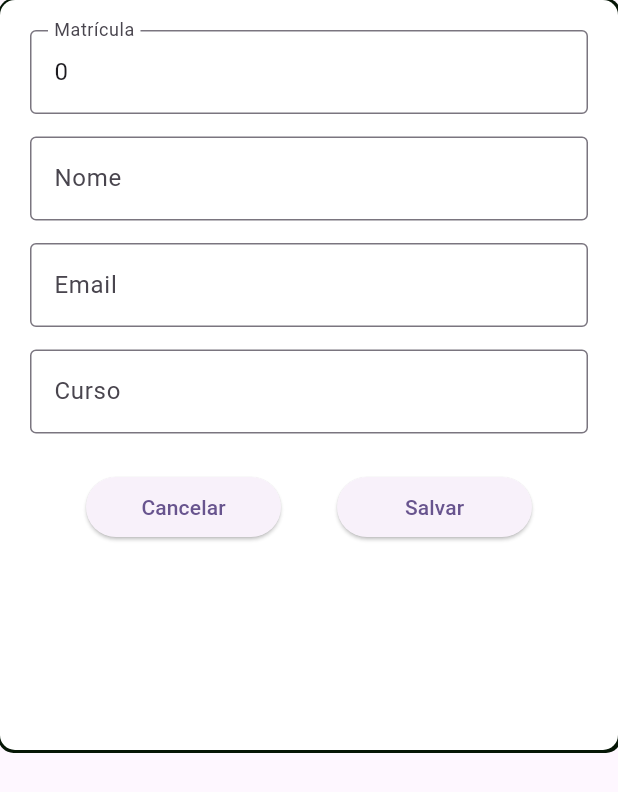
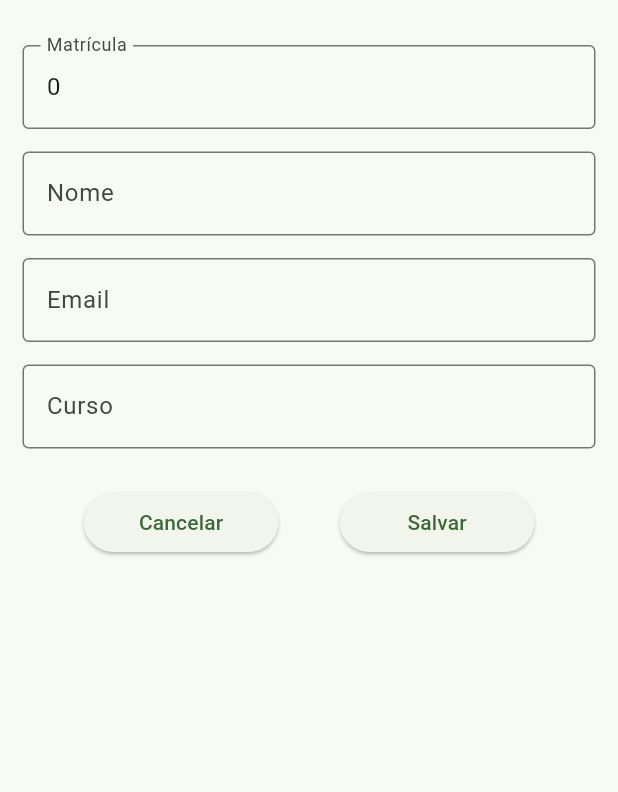
Before and after one commit to wilker57/Projeto-Flutter, a Flutter app: the EstudanteEditPage screen opened directly with empty values, on a phone screen of 412 x 824 dp. Shown: the top 792 px of the screen. Run offline on Flutter 3.47's test engine with Material 3 defaults, Android fonts, the phone set to English and light mode, and no system bars; our stand-ins replace fluttertoast, image_picker, shared_preferences, sqflite; accounts and stored records are empty.

Commit message:
Refatoração codigo Libraries

```diff
--- a/flutter/crud/lib/core/custom_textformfield.dart
+++ b/flutter/crud/lib/core/custom_textformfield.dart
@@ -0,0 +1,25 @@
+import 'package:flutter/material.dart';
+
+class CustomTextFormField extends StatelessWidget {
+  const CustomTextFormField({
+    super.key,
+    required this.validacao,
+    required this.label,
+    required this.controller,
+  });
+
+  final TextEditingController controller;
+  final String validacao;
+  final Text label;
+  @override
+  Widget build(BuildContext context) {
+    return TextFormField(
+      validator: (value) => value!.isEmpty ? validacao : null,
+      controller: controller,
+      decoration: InputDecoration(
+        label: label,
+        border: OutlineInputBorder(borderSide: BorderSide(width: 1)),
+      ),
+    );
+  }
+}
--- /dev/null
+++ b/flutter/crud/lib/core/tema_preferences.dart
@@ -0,0 +1,15 @@
+import 'package:shared_preferences/shared_preferences.dart';
+
+class TemaPreferences {
+  static const keyTheme = "tema";
+
+  setTheme(bool value) async {
+    SharedPreferences sharedPreferences = await SharedPreferences.getInstance();
+    sharedPreferences.setBool(keyTheme, value);
+  }
+
+  getTheme() async {
+    SharedPreferences sharedPreferences = await SharedPreferences.getInstance();
+    return sharedPreferences.getBool(keyTheme) ?? false;
+  }
+}
--- a/flutter/crud/lib/core/tema_provider.dart
+++ b/flutter/crud/lib/core/tema_provider.dart
@@ -1,22 +1,61 @@
+import 'package:crud/core/tema_preferences.dart';
 import 'package:flutter/material.dart';
 
 class TemaProvider extends ChangeNotifier {
-  ThemeData _temaAtual = lightTheme;
+  ThemeData _currentTheme = lightTheme;
 
-  ThemeData get temaAtual => _temaAtual;
+  late bool _isDark;
+  late TemaPreferences _preferences;
 
-  void alternarTema() {
-    _temaAtual = _temaAtual.brightness == Brightness.dark ? lightTheme : darkTheme;
+  bool get isDark => _isDark;
+
+  ThemeData get currentTheme => _currentTheme;
+
+  TemaProvider() {
+    _isDark = false;
+    _preferences = TemaPreferences();
+    getPreferences();
+  }
+  void trocarTema() {
+    _currentTheme = _currentTheme == lightTheme ? darkTheme : lightTheme;
+    _isDark = _currentTheme == lightTheme ? true : false;
+    _preferences.setTheme(_isDark);
+    // temaEscuro();
+    notifyListeners();
+  }
+
+  // bool temaEscuro() {
+  //   _isDark = _currentTheme == lightTheme ? true : false;
+  //   return _currentTheme == ThemeData.dark() ? true : false;
+  // }
+
+  //Switching the themes
+  set isDark(bool value) {
+    _isDark = value;
+    _preferences.setTheme(value);
+    notifyListeners();
+  }
+
+  getPreferences() async {
+    _isDark = await _preferences.getTheme();
     notifyListeners();
   }
 }
 
-final lightTheme = ThemeData(
+final ThemeData lightTheme = ThemeData(
   brightness: Brightness.light,
-  colorSchemeSeed: const Color.fromARGB(255, 6, 123, 53),
+  colorSchemeSeed: const Color.fromARGB(255, 4, 81, 16),
+  // appBarTheme: AppBarTheme(
+  //   backgroundColor: Color.fromARGB(255, 217, 238, 211),
+  //   // foregroundColor: Color.fromARGB(255, 100, 81, 177),
+  // ),
 );
 
-final darkTheme = ThemeData(
+final ThemeData darkTheme = ThemeData(
   brightness: Brightness.dark,
-  colorSchemeSeed: const Color.fromARGB(255, 12, 12, 12),
+  colorScheme: ColorScheme.dark(primary: Colors.black, secondary: Colors.grey),
+  appBarTheme: AppBarTheme(
+    backgroundColor: Colors.black,
+    foregroundColor: Colors.grey,
+  ),
 );
--- a/flutter/crud/lib/estudante/models/estudante.dart
+++ b/flutter/crud/lib/estudante/models/estudante.dart
@@ -1,44 +1,47 @@
-//Classe de dados para ser utilizado como DTO
-class Estudante{
-
+//classe de dados para ser utilizado como DTO
+class Estudante {
   int? id;
   int? matricula;
   String? nome;
   String? curso;
   String? email;
+  String? imagem;
 
-  Estudante({this.id, this.matricula, this.curso, this.nome, this.email});
+  Estudante({
+    this.id,
+    this.matricula,
+    this.curso,
+    this.nome,
+    this.email,
+    this.imagem,
+  });
 
-  //método para converter uma coleção do tipo MAPA
-  //onde esla coleção é compatível como o formato JSON
-
-  Map<String, dynamic> toMap(){
-
-    return{
+  //método para converter para uma coleção do tipo MAPA
+  //onde esta coleção é compátivel com o formato JSON
+  Map<String, dynamic> toMap() {
+    return {
       'id': id,
       'matricula': matricula,
       'nome': nome,
       'curso': curso,
-      'email': email,
-
+      "email": email,
+      'imagem': imagem,
     };
   }
 
-  //método para receber dados de alguma entidade (banco de dados)
-  //para ser utilizado dem alguma regra de negócio
+  //Método para receber dados de alguma entidade (banco de dados)
+  //para ser utilizado em alguma regra de negócio
 
-  factory Estudante.fromMap(Map<String, dynamic> map){
-
+  //método para converte variáveis de instância em uma
+  //coleção do tipo MAPA COMPÁTIVEL COM O JSON
+  factory Estudante.fromMap(Map<String, dynamic> map) {
     return Estudante(
-
       id: map['id'],
       curso: map['curso'],
+      email: map['email'],
       matricula: map['matricula'],
-      email: map['email'],
       nome: map['nome'],
-
+      imagem: map['imagem'],
     );
-
   }
-
 }
--- a/flutter/crud/lib/estudante/pages/estudante_edit_page.dart
+++ b/flutter/crud/lib/estudante/pages/estudante_edit_page.dart
@@ -1,10 +1,9 @@
+import 'package:crud/core/custom_textformfield.dart';
 import 'package:crud/estudante/models/estudante.dart';
+import 'package:crud/estudante/mvvm/estudante_view_model.dart';
 import 'package:flutter/material.dart';
 import 'package:fluttertoast/fluttertoast.dart';
-import 'package:provider/provider.dart' show Consumer;
-
-import '../mvvm/estudante_view_model.dart';
-
+import 'package:provider/provider.dart';
 
 class EstudanteEditPage extends StatelessWidget {
   EstudanteEditPage(this.est, {super.key});
@@ -12,20 +11,14 @@ class EstudanteEditPage extends StatelessWidget {
 
   @override
   Widget build(BuildContext context) {
-
-  //Estudante est = Estudante();
-
     TextEditingController matricula = TextEditingController();
     TextEditingController nome = TextEditingController();
     TextEditingController email = TextEditingController();
     TextEditingController curso = TextEditingController();
-    //preenchendo os campos textos com os dados do estudante
-    //a ser editado
     matricula.text = est.matricula.toString();
     nome.text = est.nome!;
     email.text = est.email!;
     curso.text = est.curso!;
-
     //variável "formKey" é auxiliar de controle de conteúdo do
     //formulário onde se encontram os campos textos a serem validados
     var formKey = GlobalKey<FormState>();
@@ -34,73 +27,37 @@ class EstudanteEditPage extends StatelessWidget {
       builder: (context, viewModel, child) {
         return SafeArea(
           child: Scaffold(
-            body: Container(
-              padding: EdgeInsets.only(top: 20, left: 20, right: 20, bottom: 10),
-              height: 500,
-              decoration: BoxDecoration(
-                color: Colors.white,
-                borderRadius: BorderRadius.circular(10),
-                boxShadow: [
-                  BoxShadow(
-                    color: Color.fromARGB(255, 6, 22, 6),
-                    offset: Offset(0.5, 0.5),
-                    spreadRadius: 1.5,
-                  ),
-                ],
-              ),
-              child: Form(
-                key: formKey,
+            body: Form(
+              key: formKey,
+              child: Padding(
+                padding: const EdgeInsets.symmetric(
+                  vertical: 30.0,
+                  horizontal: 15,
+                ),
                 child: Column(
                   children: [
-                    TextFormField(
-                      validator: (value) => value!.isEmpty
-                          ? 'Campo matrícula é obrigatório!!!!'
-                          : null,
+                    CustomTextFormField(
+                      label: Text('Matrícula'),
+                      validacao: 'A matrícula é obrigatória!!!',
                       controller: matricula,
-                      decoration: InputDecoration(
-                        label: Text('Matrícula'),
-                        border: OutlineInputBorder(
-                          borderSide: BorderSide(width: 1),
-                        ),
-                      ),
                     ),
                     SizedBox(height: 15),
-                    TextFormField(
-                      validator: (value) =>
-                          value!.isEmpty ? 'Nome não pode ficar vazio' : null,
+                    CustomTextFormField(
+                      label: Text('Nome'),
+                      validacao: 'O nome não pode ficar vazio!!!',
                       controller: nome,
-                      decoration: InputDecoration(
-                        label: Text('Nome'),
-                        border: OutlineInputBorder(
-                          borderSide: BorderSide(width: 1),
-                        ),
-                      ),
                     ),
                     SizedBox(height: 15),
-                    TextFormField(
-                      validator: (value) =>
-                          value!.isEmpty ? 'Email não pode ficar vazio' : null,
-
+                    CustomTextFormField(
+                      label: Text('Email'),
+                      validacao: 'O email não pode ficar vazio!!!',
                       controller: email,
-                      decoration: InputDecoration(
-                        label: Text('Email'),
-                        border: OutlineInputBorder(
-                          borderSide: BorderSide(width: 1),
-                        ),
-                      ),
                     ),
                     SizedBox(height: 15),
-                    TextFormField(
-                      validator: (value) =>
-                          value!.isEmpty ? 'Curso não pode ficar vazio' : null,
-
+                    CustomTextFormField(
+                      label: Text('Curso'),
+                      validacao: 'O curso não pode ficar vazio!!!',
                       controller: curso,
-                      decoration: InputDecoration(
-                        label: Text('Curso'),
-                        border: OutlineInputBorder(
-                          borderSide: BorderSide(width: 1),
-                        ),
-                      ),
                     ),
                     SizedBox(height: 25),
                     Row(
@@ -124,7 +81,9 @@ class EstudanteEditPage extends StatelessWidget {
                                 est.matricula = int.parse(matricula.text);
                                 est.email = email.text;
                                 est.curso = curso.text;
-                                bool ok = await viewModel.adicionarEstudante(est);
+                                bool ok = await viewModel.atualizarEstudante(
+                                  est,
+                                );
                                 if (ok) {
                                   // ScaffoldMessenger.of(context).showSnackBar(
                                   //   SnackBar(
@@ -136,9 +95,11 @@ class EstudanteEditPage extends StatelessWidget {
                                   //   ),
                                   // );
                                   myToastDialog(
+                                    backgroundColor: Colors.green,
                                     msg:
                                         'Dados do estudante foram gravados com sucesso',
                                   );
+                                  Navigator.of(context).pop();
                                 } else {
                                   // ScaffoldMessenger.of(context).showSnackBar(
                                   //   SnackBar(
@@ -157,7 +118,6 @@ class EstudanteEditPage extends StatelessWidget {
                               }
                             },
                             child: Text("Salvar"),
-
                           ),
                         ),
                       ],
```
Also changed, not shown: flutter/crud/lib/estudante/mvvm/estudante_view_model.dart (+18 -32 lines), flutter/crud/lib/estudante/pages/estudante_add_page.dart (+73 -3 lines), flutter/crud/lib/estudante/pages/estudante_list_page.dart (+63 -11 lines), flutter/crud/lib/estudante/services/estudante_service.dart (+35 -19 lines), flutter/crud/lib/main.dart (+15 -14 lines), flutter/crud/lib/mainpage/main_page.dart (+9 -21 lines), flutter/crud/pubspec.yaml (+8 -22 lines), flutter/crud/pubspec.lock, 5 other files.
